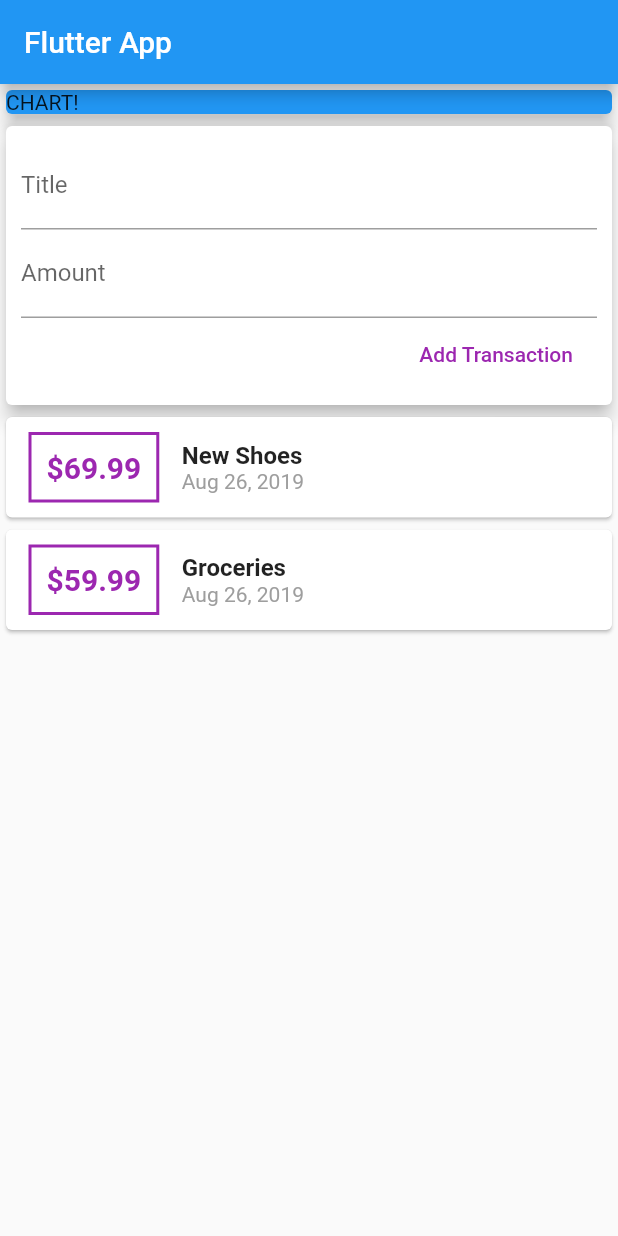
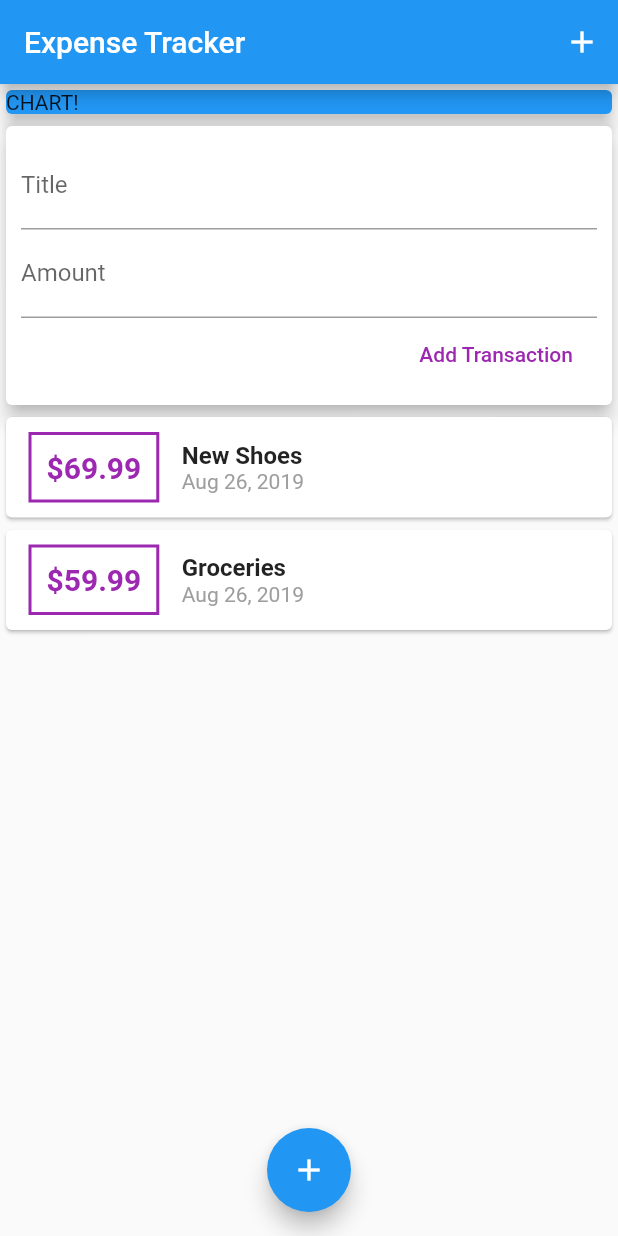
Before and after one commit to agrconsulting/flutter-expense-tracker, a Flutter app: the screen it shows after launch, on a phone screen of 412 x 824 dp. Run offline on Flutter 3.47's test engine with Material 2 defaults, Android fonts, the phone set to English and light mode, and no system bars.

Commit message:
a little more code

```diff
--- a/lib/main.dart
+++ b/lib/main.dart
@@ -24,7 +24,13 @@ class MyHomePage extends StatelessWidget {
   Widget build(BuildContext context) {
     return Scaffold(
       appBar: AppBar(
-        title: Text('Flutter App'),
+        title: Text('Expense Tracker'),
+        actions: <Widget>[
+          IconButton(
+            icon: Icon(Icons.add),
+            onPressed: () {},
+          ),
+        ],
       ),
       body: SingleChildScrollView(
         child: Column(
@@ -43,6 +49,11 @@ class MyHomePage extends StatelessWidget {
           ],
         ),
       ),
+      floatingActionButtonLocation: FloatingActionButtonLocation.centerFloat,
+      floatingActionButton: FloatingActionButton(
+        child: Icon(Icons.add),
+        onPressed: () {},
+      ),
     );
   }
 }
```
